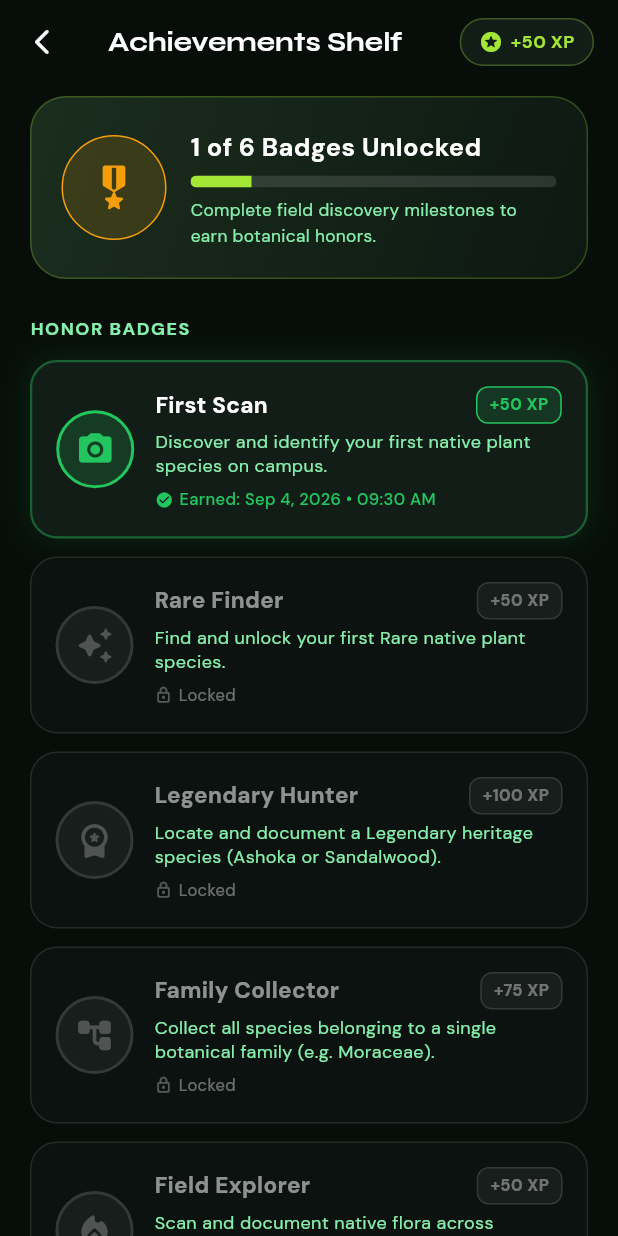
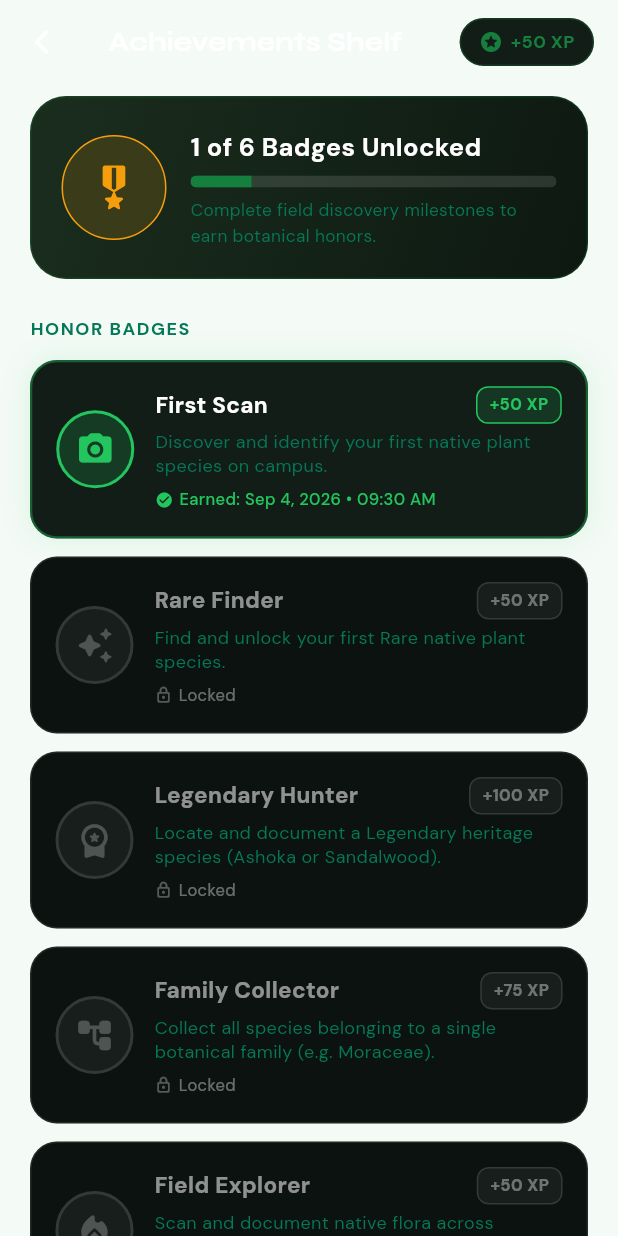
Before and after one commit to amey-thakare/Godrej_Hackathon, a Flutter app: the AchievementsScreen screen opened directly, on a phone screen of 412 x 824 dp. Run offline on Flutter 3.47's test engine with Material 3 defaults, Android fonts, the phone set to English and light mode, and no system bars; our stand-ins replace camera, google_fonts, image_picker, shared_preferences; accounts and stored records are empty; network calls fail.

Commit message:
Switch app color theme to Clean Light Botanical for high daytime clarity

```diff
--- a/flutter_app/lib/theme/app_theme.dart
+++ b/flutter_app/lib/theme/app_theme.dart
@@ -2,19 +2,19 @@ import 'package:flutter/material.dart';
 import 'package:google_fonts/google_fonts.dart';
 
 class AppTheme {
-  // Premium Field Intelligence Color Palette
-  static const Color darkBackground = Color(0xFF070E09); // Deepest Emerald Midnight
-  static const Color surfaceCard = Color(0xD90E1A11); // Glass card rgba(14,26,17,0.85)
-  static const Color surfaceBorder = Color(0x3B10B981); // Neon Emerald Border
-  static const Color surfaceGlass = Color(0xE60A140C);
-  static const Color primaryForest = Color(0xFF132A1C); // Rich Forest Green
-  static const Color accentLime = Color(0xFFA3E635); // Electric Lime #A3E635
-  static const Color emeraldNeon = Color(0xFF10B981); // Vibrant Emerald #10B981
-  static const Color amberAccent = Color(0xFFF59E0B); // Warm Amber
-  static const Color warningAmber = Color(0xFFF59E0B);
-  static const Color sageText = Color(0xFF86EFAC); // Soft Sage Green
-  static const Color textPrimary = Color(0xFFF8FAFC);
-  static const Color textSecondary = Color(0xFFCBD5E1);
+  // Clean Light Botanical Color Palette (High Daytime Visibility)
+  static const Color darkBackground = Color(0xFFF4FAF6); // Fresh Soft Botanical Backdrop
+  static const Color surfaceCard = Color(0xFFFFFFFF); // Pure White Surface
+  static const Color surfaceBorder = Color(0xFFCCE8D9); // Soft Mint Sage Border
+  static const Color surfaceGlass = Color(0xF2FFFFFF);
+  static const Color primaryForest = Color(0xFF166534); // Deep Forest Green
+  static const Color accentLime = Color(0xFF15803D); // Lush Botanical Green #15803D
+  static const Color emeraldNeon = Color(0xFF059669); // Vibrant Emerald #059669
+  static const Color amberAccent = Color(0xFFD97706); // Warm Amber
+  static const Color warningAmber = Color(0xFFD97706);
+  static const Color sageText = Color(0xFF047857); // Deep Sage Text #047857
+  static const Color textPrimary = Color(0xFF0B2B1B); // Deep Dark Evergreen Text
+  static const Color textSecondary = Color(0xFF2D4A3E); // Soft Charcoal Evergreen
   static const Color textMuted = Color(0xFF64748B);
 
   static BoxDecoration get glassDecoration => BoxDecoration(
@@ -23,10 +23,10 @@ class AppTheme {
         border: Border.all(color: surfaceBorder, width: 1.2),
         boxShadow: [
           BoxShadow(
-            color: Colors.black.withValues(alpha: 0.4),
+            color: const Color(0xFF15803D).withValues(alpha: 0.08),
             blurRadius: 16,
-            spreadRadius: 2,
-            offset: const Offset(0, 6),
+            spreadRadius: 1,
+            offset: const Offset(0, 4),
           ),
         ],
       );
@@ -34,14 +34,14 @@ class AppTheme {
   static ThemeData get darkTheme {
     return ThemeData(
       useMaterial3: true,
-      brightness: Brightness.dark,
+      brightness: Brightness.light,
       scaffoldBackgroundColor: darkBackground,
-      colorScheme: const ColorScheme.dark(
+      colorScheme: const ColorScheme.light(
         primary: accentLime,
         secondary: emeraldNeon,
-        surface: darkBackground,
-        onPrimary: darkBackground,
-        onSecondary: textPrimary,
+        surface: surfaceCard,
+        onPrimary: Colors.white,
+        onSecondary: Colors.white,
         onSurface: textPrimary,
       ),
       textTheme: TextTheme(
@@ -84,14 +84,15 @@ class AppTheme {
           fontWeight: FontWeight.normal,
         ),
         labelLarge: GoogleFonts.syne(
-          color: darkBackground,
+          color: Colors.white,
           fontSize: 15,
           fontWeight: FontWeight.bold,
         ),
       ),
       cardTheme: CardThemeData(
         color: surfaceCard,
-        elevation: 0,
+        elevation: 2,
+        shadowColor: const Color(0xFF15803D).withValues(alpha: 0.08),
         shape: RoundedRectangleBorder(
           borderRadius: BorderRadius.circular(24),
           side: const BorderSide(color: surfaceBorder, width: 1.2),
@@ -110,11 +111,11 @@ class AppTheme {
         iconTheme: const IconThemeData(color: textPrimary),
       ),
       bottomNavigationBarTheme: const BottomNavigationBarThemeData(
-        backgroundColor: Color(0xF5070E09),
+        backgroundColor: Colors.white,
         selectedItemColor: accentLime,
-        unselectedItemColor: sageText,
+        unselectedItemColor: Color(0xFF64748B),
         type: BottomNavigationBarType.fixed,
-        elevation: 0,
+        elevation: 8,
       ),
     );
   }
```
Also changed, not shown: flutter_app/lib/screens/home/home_screen.dart (+53 -32 lines), flutter_app/lib/screens/main_navigation_screen.dart (+13 -6 lines).
